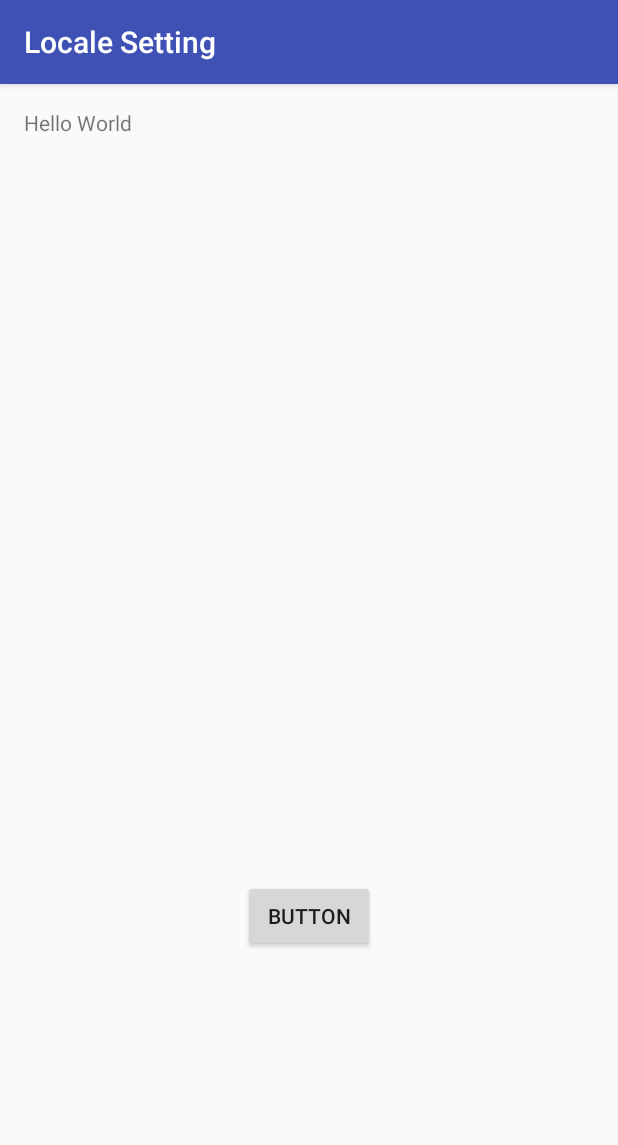
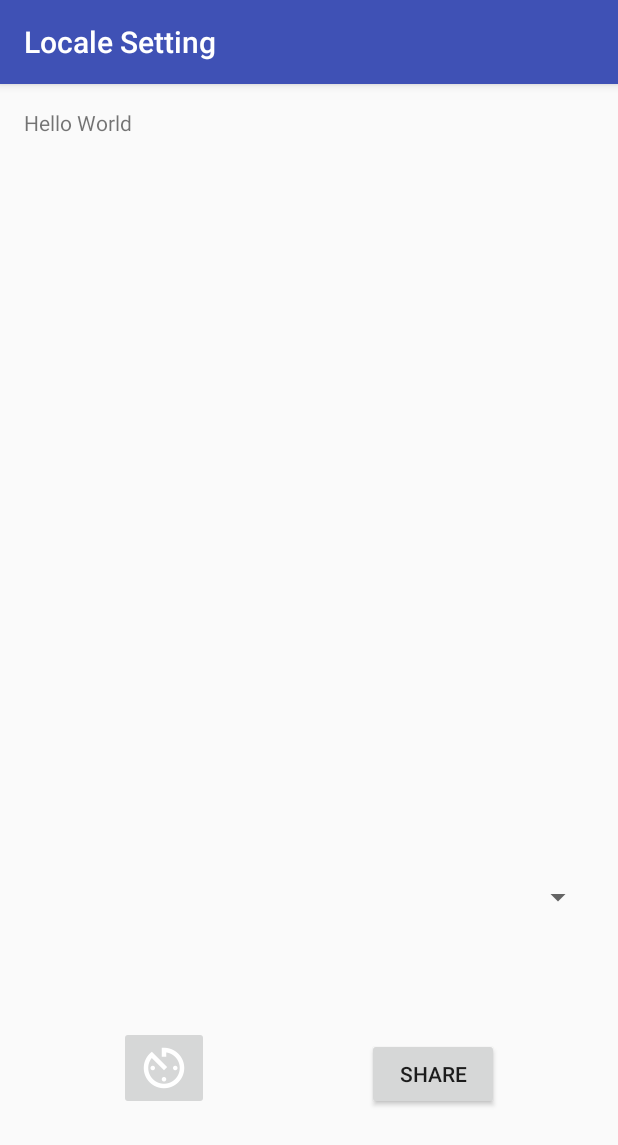
Before and after one commit to asrulhadi/android, an Android app: the screen it shows after launch (MainActivity), on a phone screen of 412 x 824 dp. Shown: the top 1145 px of the screen. Run offline under Robolectric (Android 15) with nearby library versions, the phone set to English and light mode, and no system bars.

Commit message:
updating icons

```diff
--- a/app/src/main/res/layout/activity_main.xml
+++ b/app/src/main/res/layout/activity_main.xml
@@ -1,5 +1,6 @@
 <?xml version="1.0" encoding="utf-8"?>
 <RelativeLayout xmlns:android="http://schemas.android.com/apk/res/android"
+    xmlns:app="http://schemas.android.com/apk/res-auto"
     xmlns:tools="http://schemas.android.com/tools"
     android:id="@+id/activity_main"
     android:layout_width="match_parent"
@@ -17,12 +18,31 @@
         android:id="@+id/hello_world" />
 
     <Button
-        android:text="Button"
+        android:id="@+id/share"
         android:layout_width="wrap_content"
         android:layout_height="wrap_content"
+        android:layout_alignBottom="@+id/imageButton"
+        android:layout_alignParentEnd="true"
+        android:layout_marginEnd="63dp"
+        android:onClick="shareText"
+        android:text="@string/send_to" />
+
+    <ImageButton
+        android:id="@+id/imageButton"
+        android:layout_width="wrap_content"
+        android:layout_height="wrap_content"
+        android:layout_marginBottom="68dp"
+        android:layout_marginStart="63dp"
+        android:onClick="tukarBahasa"
+        app:srcCompat="@mipmap/ic_launcher"
         android:layout_alignParentBottom="true"
+        android:layout_alignParentStart="true" />
+
+    <Spinner
+        android:id="@+id/spinner"
+        android:layout_width="match_parent"
+        android:layout_height="wrap_content"
+        android:layout_above="@+id/imageButton"
         android:layout_centerHorizontal="true"
-        android:layout_marginBottom="173dp"
-        android:id="@+id/button"
-        android:onClick="tukarBahasa" />
+        android:layout_marginBottom="74dp" />
 </RelativeLayout>
--- /dev/null
+++ b/app/src/main/res/values/hadis.xml
@@ -0,0 +1,9 @@
+<?xml version="1.0" encoding="utf-8"?>
+<resources>
+    <string name="hadis1">This is the first hadith</string>
+    <string-array name="hadis">
+        <item>hadis 1</item>
+        <item>hadis 2</item>
+        <item>hadis 3</item>
+    </string-array>
+</resources>
--- a/app/src/main/res/values/strings.xml
+++ b/app/src/main/res/values/strings.xml
@@ -1,4 +1,6 @@
 <resources>
     <string name="app_name">Locale Setting</string>
     <string name="hello">Hello World</string>
+    <string name="send_to">Share</string>
+    <string name="share">Share</string>
 </resources>
--- a/build.gradle
+++ b/build.gradle
@@ -5,7 +5,7 @@ buildscript {
         jcenter()
     }
     dependencies {
-        classpath 'com.android.tools.build:gradle:2.2.3'
+        classpath 'com.android.tools.build:gradle:2.3.3'
 
         // NOTE: Do not place your application dependencies here; they belong
         // in the individual module build.gradle files
```
Also changed, not shown: app/src/main/java/net/asrulhadi/localesetting/MainActivity.java (+16 -1 lines), app/src/main/res/mipmap-hdpi/ic_launcher.png, app/src/main/res/mipmap-mdpi/ic_launcher.png, app/src/main/res/mipmap-xhdpi/ic_launcher.png, app/src/main/res/mipmap-xxhdpi/ic_launcher.png, app/src/main/res/mipmap-xxxhdpi/ic_launcher.png, gradle/wrapper/gradle-wrapper.properties, 2 other files.
